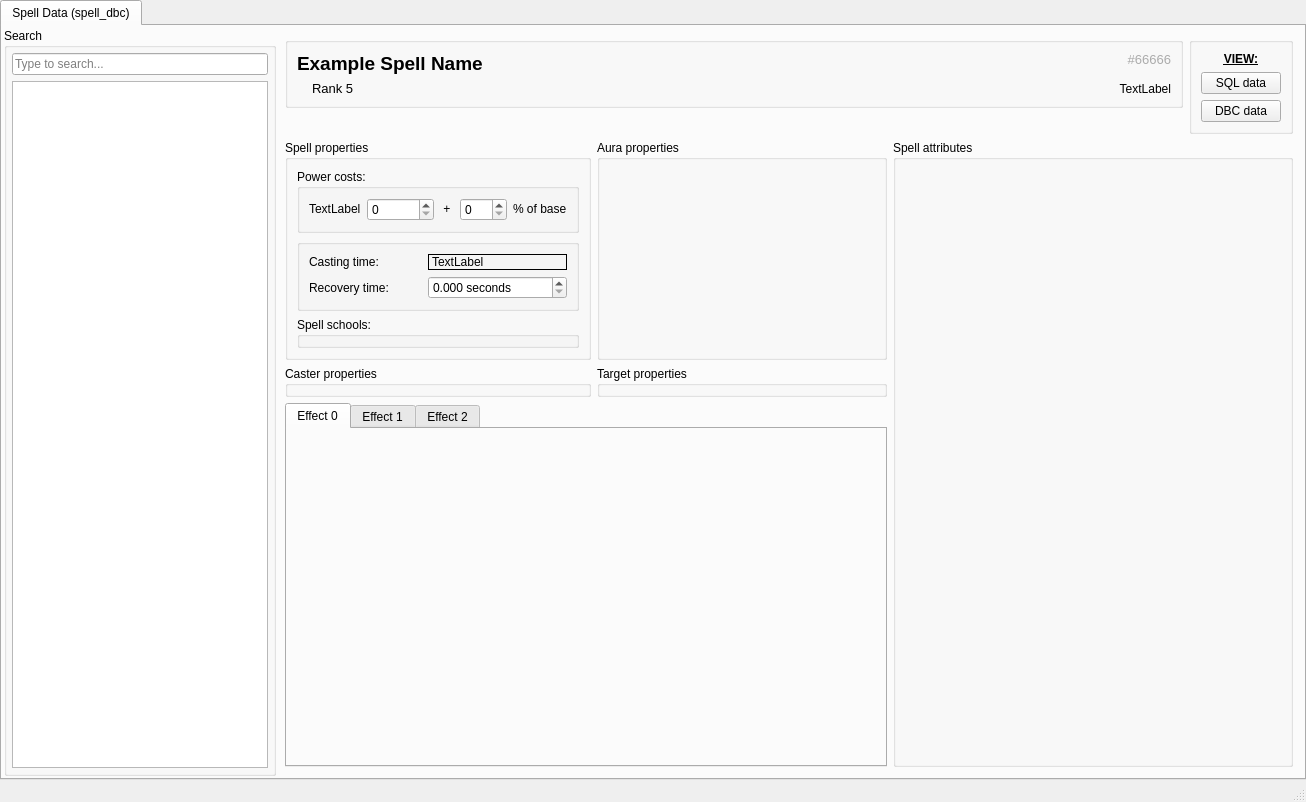
Qt form src/dbedit/UI/MainWindow.ui (ybm2dyd/TrinityCore) before a commit.
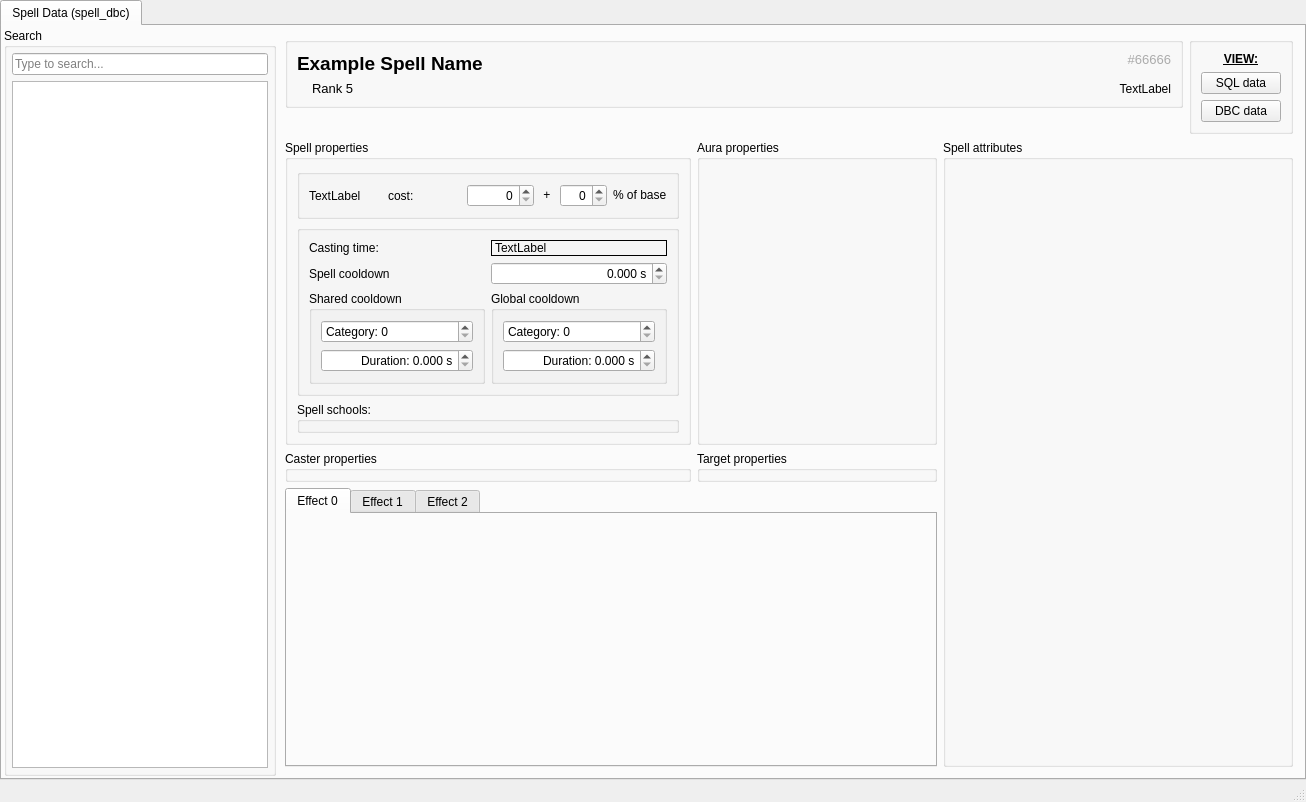
The same form after that commit. Custom widgets are drawn as their Qt base class.

Commit message: Display elements for category-shared and global cooldowns

```diff
--- a/src/dbedit/UI/MainWindow.ui
+++ b/src/dbedit/UI/MainWindow.ui
@@ -398,13 +398,13 @@
               <item>
                <widget class="QGroupBox" name="groupBox_3">
                 <property name="title">
-                 <string>Power costs:</string>
+                 <string/>
                 </property>
                 <layout class="QHBoxLayout" name="horizontalLayout_6">
                  <item>
                   <widget class="PowerTypeDropdown" name="_powerType">
                    <property name="sizePolicy">
-                    <sizepolicy hsizetype="Preferred" vsizetype="Maximum">
+                    <sizepolicy hsizetype="Preferred" vsizetype="Preferred">
                      <horstretch>0</horstretch>
                      <verstretch>0</verstretch>
                     </sizepolicy>
@@ -414,6 +414,13 @@
                    </property>
                   </widget>
                  </item>
+                 <item>
+                  <widget class="QLabel" name="label_5">
+                   <property name="text">
+                    <string>cost:</string>
+                   </property>
+                  </widget>
+                 </item>
                  <item>
                   <widget class="QStackedWidget" name="_powerTypeSub">
                    <property name="sizePolicy">
@@ -459,6 +466,9 @@
                          <verstretch>0</verstretch>
                         </sizepolicy>
                        </property>
+                       <property name="alignment">
+                        <set>Qt::AlignRight|Qt::AlignTrailing|Qt::AlignVCenter</set>
+                       </property>
                        <property name="minimum">
                         <number>0</number>
                        </property>
@@ -488,6 +498,9 @@
                          <verstretch>0</verstretch>
                         </sizepolicy>
                        </property>
+                       <property name="alignment">
+                        <set>Qt::AlignRight|Qt::AlignTrailing|Qt::AlignVCenter</set>
+                       </property>
                        <property name="suffix">
                         <string/>
                        </property>
@@ -580,10 +593,20 @@
                    </property>
                   </widget>
                  </item>
+                 <item row="1" column="0">
+                  <widget class="QLabel" name="label_4">
+                   <property name="text">
+                    <string>Spell cooldown</string>
+                   </property>
+                  </widget>
+                 </item>
                  <item row="1" column="1">
                   <widget class="QDoubleSpinBox" name="_recoveryTime">
+                   <property name="alignment">
+                    <set>Qt::AlignRight|Qt::AlignTrailing|Qt::AlignVCenter</set>
+                   </property>
                    <property name="suffix">
-                    <string> seconds</string>
+                    <string> s</string>
                    </property>
                    <property name="decimals">
                     <number>3</number>
@@ -593,11 +616,92 @@
                    </property>
                   </widget>
                  </item>
-                 <item row="1" column="0">
-                  <widget class="QLabel" name="label_4">
-                   <property name="text">
-                    <string>Recovery time:</string>
+                 <item row="2" column="0">
+                  <widget class="QGroupBox" name="groupBox_4">
+                   <property name="title">
+                    <string>Shared cooldown</string>
                    </property>
+                   <layout class="QVBoxLayout" name="verticalLayout_7">
+                    <item>
+                     <widget class="QSpinBox" name="_spellCategory">
+                      <property name="prefix">
+                       <string>Category: </string>
+                      </property>
+                      <property name="maximum">
+                       <number>429496729</number>
+                      </property>
+                     </widget>
+                    </item>
+                    <item>
+                     <widget class="QDoubleSpinBox" name="_categoryCooldown">
+                      <property name="alignment">
+                       <set>Qt::AlignRight|Qt::AlignTrailing|Qt::AlignVCenter</set>
+                      </property>
+                      <property name="prefix">
+                       <string>Duration: </string>
+                      </property>
+                      <property name="suffix">
+                       <string> s</string>
+                      </property>
+                      <property name="decimals">
+                       <number>3</number>
+                      </property>
+                      <property name="maximum">
+                       <double>4294967.294999999925494</double>
+                      </property>
+                      <property name="singleStep">
+                       <double>0.500000000000000</double>
+                      </property>
+                     </widget>
+                    </item>
+                   </layout>
+                  </widget>
+                 </item>
+                 <item row="2" column="1">
+                  <widget class="QGroupBox" name="groupBox_5">
+                   <property name="title">
+                    <string>Global cooldown</string>
+                   </property>
+                   <layout class="QVBoxLayout" name="verticalLayout_8">
+                    <item>
+                     <widget class="QSpinBox" name="_gcdCategory">
+                      <property name="toolTip">
+                       <string>&lt;html&gt;&lt;head/&gt;&lt;body&gt;&lt;p&gt;The standard global cooldown uses &lt;span style=&quot; font-weight:600;&quot;&gt;category 133&lt;/span&gt;&lt;/p&gt;&lt;/body&gt;&lt;/html&gt;</string>
+                      </property>
+                      <property name="alignment">
+                       <set>Qt::AlignLeading|Qt::AlignLeft|Qt::AlignVCenter</set>
+                      </property>
+                      <property name="prefix">
+                       <string>Category: </string>
+                      </property>
+                      <property name="maximum">
+                       <number>429496729</number>
+                      </property>
+                     </widget>
+                    </item>
+                    <item>
+                     <widget class="QDoubleSpinBox" name="_gcdDuration">
+                      <property name="alignment">
+                       <set>Qt::AlignRight|Qt::AlignTrailing|Qt::AlignVCenter</set>
+                      </property>
+                      <property name="prefix">
+                       <string>Duration: </string>
+                      </property>
+                      <property name="suffix">
+                       <string> s</string>
+                      </property>
+                      <property name="decimals">
+                       <number>3</number>
+                      </property>
+                      <property name="maximum">
+                       <double>4294967.294999999925494</double>
+                      </property>
+                      <property name="singleStep">
+                       <double>0.500000000000000</double>
+                      </property>
+                     </widget>
+                    </item>
+                   </layout>
                   </widget>
                  </item>
                 </layout>
```
Left out of the diff: 5 changed lines with no effect on the pictures. The commit also changes 3 other files.
